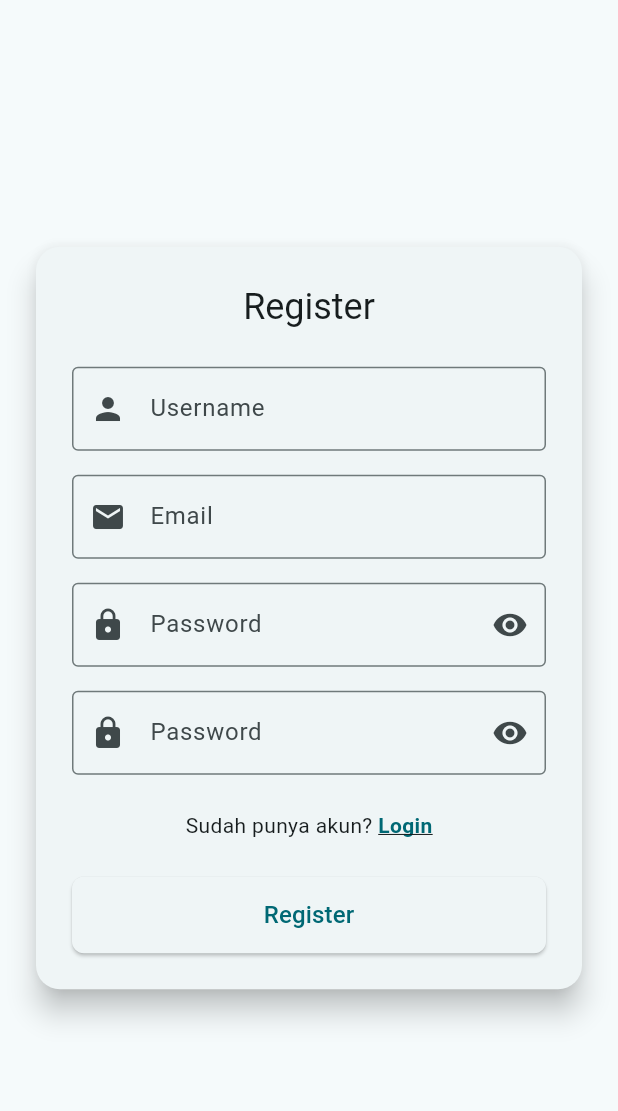
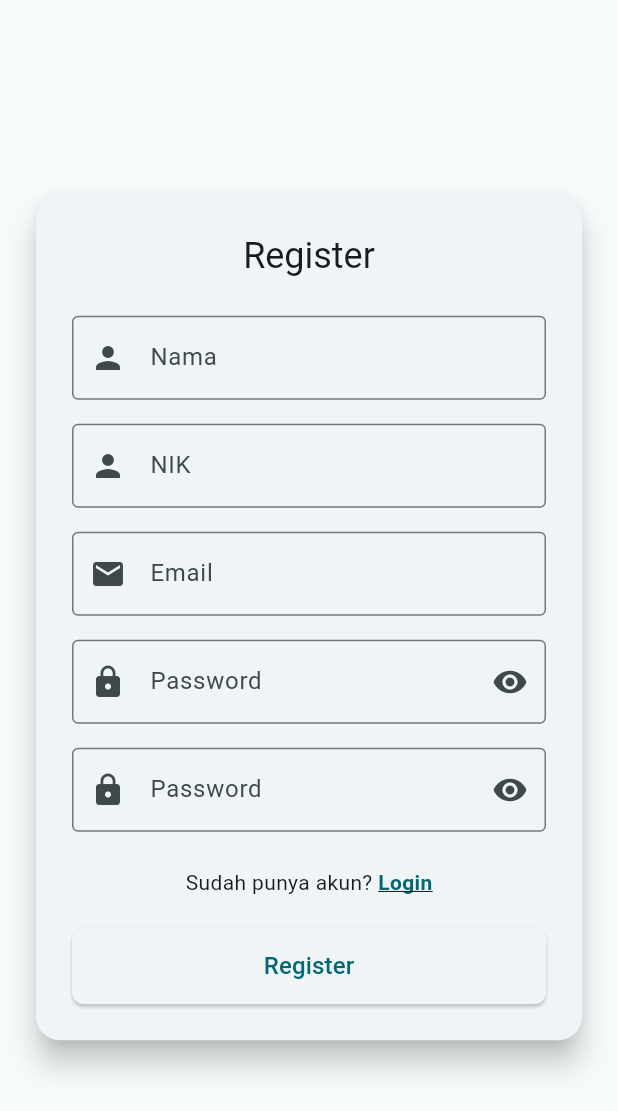
Before and after one commit to PieByter/Flutter_Project, a Flutter app: the RegisterPage screen opened directly, after a tap on "Login", after a tap on "Registrasi", on a phone screen of 412 x 824 dp. Shown: the top 1111 px of the screen. Run offline on Flutter 3.47's test engine with Material 3 defaults, Android fonts, the light colour scheme and no system bars; our stand-ins replace hive, hive_flutter, shared_preferences, sqflite; accounts and stored records are empty; network calls fail.

Commit message:
[ADD] Login, Register and Button Logout Done
TODO : Remember Me, All UI, Logo, API Connected to UI Flutter and else

```diff
--- a/lib/screens/authentication/login_page.dart
+++ b/lib/screens/authentication/login_page.dart
@@ -1,7 +1,8 @@
 import 'package:flutter/material.dart';
-import '../../db_helper.dart';
 import 'register_page.dart';
 import '../../main.dart';
+import '../../services/auth_service.dart';
+import 'package:shared_preferences/shared_preferences.dart';
 
 class LoginPage extends StatefulWidget {
   const LoginPage({super.key});
@@ -15,32 +16,54 @@ class _LoginPageState extends State<LoginPage> {
   final _passwordController = TextEditingController();
   bool _obscurePassword = true;
   bool _rememberMe = false;
+  bool _isLoading = false;
 
   void _login() async {
-    Navigator.of(context).pushReplacement(
-      MaterialPageRoute(builder: (_) => const MainNavigationPage()),
-    );
-    ScaffoldMessenger.of(
-      context,
-    ).showSnackBar(const SnackBar(content: Text('Login sukses')));
-    // final user = await DBHelper.login(
-    //   _emailController.text,
-    //   _passwordController.text,
-    // );
-    // if (!mounted) return;
-    // if (user != null) {
-    //   Navigator.pushReplacement(
-    //     context,
-    //     MaterialPageRoute(builder: (_) => const MainNavigationPage()),
-    //   );
-    //   ScaffoldMessenger.of(
-    //     context,
-    //   ).showSnackBar(const SnackBar(content: Text('Login sukses')));
-    // } else {
-    //   ScaffoldMessenger.of(
-    //     context,
-    //   ).showSnackBar(const SnackBar(content: Text('Login gagal')));
-    // }
+    if (_emailController.text.isEmpty || _passwordController.text.isEmpty) {
+      ScaffoldMessenger.of(context).showSnackBar(
+        const SnackBar(content: Text('Email dan Password wajib diisi')),
+      );
+      return;
+    }
+    setState(() => _isLoading = true);
+
+    try {
+      final result = await AuthService.login(
+        _emailController.text,
+        _passwordController.text,
+      );
+
+      final token = result['token'];
+      final user = result['user'];
+      final nama = user['nama'] ?? 'User';
+
+      SharedPreferences prefs = await SharedPreferences.getInstance();
+      await prefs.setString('token', token);
+
+      if (!mounted) return;
+
+      Navigator.of(context).pushReplacement(
+        MaterialPageRoute(builder: (_) => const MainNavigationPage()),
+      );
+
+      ScaffoldMessenger.of(context).showSnackBar(
+        SnackBar(content: Text('Login sukses, Selamat datang $nama')),
+      );
+    } catch (e) {
+      if (!mounted) return;
+      ScaffoldMessenger.of(
+        context,
+      ).showSnackBar(SnackBar(content: Text('Login gagal:$e')));
+    } finally {
+      setState(() => _isLoading = false);
+    }
+  }
+
+  @override
+  void dispose() {
+    _emailController.dispose();
+    _passwordController.dispose();
+    super.dispose();
   }
 
   @override
@@ -148,10 +171,13 @@ class _LoginPageState extends State<LoginPage> {
                           borderRadius: BorderRadius.circular(8),
                         ),
                       ),
-                      child: const Text(
-                        'Login',
-                        style: TextStyle(fontSize: 16),
-                      ),
+                      child: _isLoading
+                          ? const SizedBox(
+                              height: 20,
+                              width: 20,
+                              child: CircularProgressIndicator(strokeWidth: 2),
+                            )
+                          : const Text('Login', style: TextStyle(fontSize: 16)),
                     ),
                   ),
                 ],
--- a/lib/screens/authentication/register_page.dart
+++ b/lib/screens/authentication/register_page.dart
@@ -1,6 +1,6 @@
 import 'package:flutter/material.dart';
-import '../../db_helper.dart';
 import 'login_page.dart';
+import '../../services/auth_service.dart';
 
 class RegisterPage extends StatefulWidget {
   const RegisterPage({super.key});
@@ -10,32 +10,73 @@ class RegisterPage extends StatefulWidget {
 }
 
 class _RegisterPageState extends State<RegisterPage> {
-  final _usernameController = TextEditingController();
+  final _namaController = TextEditingController();
+  final _nikController = TextEditingController();
   final _emailController = TextEditingController();
   final _passwordController = TextEditingController();
   final _confirmController = TextEditingController();
+
   bool _obscurePassword = true;
   bool _obscureConfirm = true;
+  bool _isLoading = false;
 
   void _register() async {
-    // if (_passwordController.text != _confirmController.text) {
-    //   ScaffoldMessenger.of(
-    //     context,
-    //   ).showSnackBar(const SnackBar(content: Text('Passwords tidak sama')));
-    //   return;
-    // }
-    // await DBHelper.register(
-    //   _usernameController.text,
-    //   _emailController.text,
-    //   _passwordController.text,
-    // );
+    final nama = _namaController.text.trim();
+    final nik = _nikController.text.trim();
+    final email = _emailController.text.trim();
+    final pass = _passwordController.text;
+    final confirm = _confirmController.text;
+
+    if (nama.isEmpty ||
+        nik.isEmpty ||
+        email.isEmpty ||
+        pass.isEmpty ||
+        confirm.isEmpty) {
+      ScaffoldMessenger.of(
+        context,
+      ).showSnackBar(const SnackBar(content: Text('Semua field wajib diisi')));
+      return;
+    }
+    if (pass != confirm) {
+      ScaffoldMessenger.of(context).showSnackBar(
+        const SnackBar(content: Text('Password dan konfirmasi tidak sama')),
+      );
+      return;
+    }
+
+    setState(() => _isLoading = true);
+    try {
+      final result = await AuthService.register(
+        nama: nama,
+        nik: nik,
+        email: email,
+        password: pass,
+      );
+      final msg = result['message'] ?? 'Register success';
+
+      if (!mounted) return;
+      ScaffoldMessenger.of(context).showSnackBar(SnackBar(content: Text(msg)));
+      Navigator.of(
+        context,
+      ).pushReplacement(MaterialPageRoute(builder: (_) => const LoginPage()));
+    } catch (e) {
       if (!mounted) return;
       ScaffoldMessenger.of(
         context,
-    ).showSnackBar(const SnackBar(content: Text('Register sukses')));
-    Navigator.of(
-      context,
-    ).pushReplacement(MaterialPageRoute(builder: (_) => const LoginPage()));
+      ).showSnackBar(SnackBar(content: Text('Register gagal: $e')));
+    } finally {
+      if (mounted) setState(() => _isLoading = false);
+    }
+  }
+
+  @override
+  void dispose() {
+    _namaController.dispose();
+    _nikController.dispose();
+    _emailController.dispose();
+    _passwordController.dispose();
+    _confirmController.dispose();
+    super.dispose();
   }
 
   @override
@@ -60,9 +101,18 @@ class _RegisterPageState extends State<RegisterPage> {
                   ),
                   const SizedBox(height: 24),
                   TextField(
-                    controller: _usernameController,
+                    controller: _namaController,
                     decoration: const InputDecoration(
-                      labelText: 'Username',
+                      labelText: 'Nama',
+                      border: OutlineInputBorder(),
+                      prefixIcon: Icon(Icons.person),
+                    ),
+                  ),
+                  const SizedBox(height: 16),
+                  TextField(
+                    controller: _nikController,
+                    decoration: const InputDecoration(
+                      labelText: 'NIK',
                       border: OutlineInputBorder(),
                       prefixIcon: Icon(Icons.person),
                     ),
@@ -151,7 +201,7 @@ class _RegisterPageState extends State<RegisterPage> {
                       ),
                     ],
                   ),
-                  const SizedBox(height: 24),
+                  const SizedBox(height: 20),
                   SizedBox(
                     width: double.infinity,
                     child: ElevatedButton(
@@ -162,7 +212,13 @@ class _RegisterPageState extends State<RegisterPage> {
                           borderRadius: BorderRadius.circular(8),
                         ),
                       ),
-                      child: const Text(
+                      child: _isLoading
+                          ? const SizedBox(
+                              height: 20,
+                              width: 20,
+                              child: CircularProgressIndicator(strokeWidth: 2),
+                            )
+                          : const Text(
                               'Register',
                               style: TextStyle(fontSize: 16),
                             ),
--- a/lib/services/api_config.dart
+++ b/lib/services/api_config.dart
@@ -1,5 +1,17 @@
+import 'package:flutter/foundation.dart';
+
 class ApiConfig {
-  static const String baseUrl = "";
+  static const String baseUrlWeb = "http://172.30.112.1:8080";
+  static const String baseurlDevice = "http://172.30.112.1:8080";
+
+  static String get baseUrl {
+    if (kIsWeb) {
+      return baseUrlWeb;
+    } else {
+      return baseurlDevice;
+    }
+  }
+
   static const Map<String, String> defaultHeaders = {
     "Content-type": "application/json",
     'Accept': "application/json",
--- /dev/null
+++ b/lib/services/auth_service.dart
@@ -0,0 +1,92 @@
+import 'dart:convert';
+import 'package:http/http.dart' as http;
+import 'api_config.dart';
+import 'package:shared_preferences/shared_preferences.dart';
+
+class AuthService {
+  static Future<Map<String, dynamic>> login(
+    String nikOrEmail,
+    String password,
+  ) async {
+    final response = await http.post(
+      (Uri.parse('${ApiConfig.baseUrl}/login')),
+      headers: ApiConfig.defaultHeaders,
+      body: jsonEncode({'nik_or_email': nikOrEmail, 'password': password}),
+    );
+    if (response.statusCode == 200) {
+      return jsonDecode(response.body);
+    } else {
+      throw Exception('Login gagal: ${response.statusCode}');
+    }
+  }
+
+  // static Future<Map<String, dynamic>> login(
+  //   String nikOrEmail,
+  //   String password,
+  // ) async {
+  //   try {
+  //     print('🔵 [DEBUG] Login dimulai...');
+  //     print('🔵 [DEBUG] URL: ${ApiConfig.baseUrl}/login');
+  //     print('🔵 [DEBUG] Mengirim: nikOrEmail=$nikOrEmail');
+
+  //     final response = await http
+  //         .post(
+  //           Uri.parse('${ApiConfig.baseUrl}/login'),
+  //           headers: ApiConfig.defaultHeaders,
+  //           body: jsonEncode({
+  //             'nik_or_email': nikOrEmail,
+  //             'password': password,
+  //           }),
+  //         )
+  //         .timeout(
+  //           const Duration(seconds: 10),
+  //           onTimeout: () {
+  //             print('❌ [ERROR] Request timeout!');
+  //             throw Exception('Request timeout - Backend tidak merespons');
+  //           },
+  //         );
+
+  //     print('🔵 [DEBUG] Status Code: ${response.statusCode}');
+  //     print('🔵 [DEBUG] Response: ${response.body}');
+
+  //     if (response.statusCode == 200) {
+  //       return jsonDecode(response.body);
+  //     } else {
+  //       throw Exception('Login gagal: ${response.body}');
+  //     }
+  //   } catch (e) {
+  //     print('❌ [ERROR] Login Error: $e');
+  //     rethrow;
+  //   }
+  // }
+
+  static Future<Map<String, dynamic>> register({
+    required String nama,
+    required String email,
+    required String password,
+    required String nik,
+  }) async {
+    final body = {
+      'nama': nama,
+      'email': email,
+      'password': password,
+      'nik': nik,
+    };
+
+    final response = await http.post(
+      Uri.parse('${ApiConfig.baseUrl}/register'),
+      headers: ApiConfig.defaultHeaders,
+      body: jsonEncode(body),
+    );
+    if (response.statusCode == 200 || response.statusCode == 201) {
+      return jsonDecode(response.body);
+    } else {
+      throw Exception('Register gagal: ${response.statusCode}');
+    }
+  }
+
+  static Future<void> logout() async {
+    final prefs = await SharedPreferences.getInstance();
+    await prefs.clear();
+  }
+}
```
Also changed, not shown: lib/screens/main/profile/profile_page.dart (+17 -1 lines), lib/services/api_service.dart (+2 -15 lines), lib/services/makanan_service.dart (added), lib/services/order_kupon_service.dart (added), lib/services/user_service.dart (added). Lines whose indentation alone changed are shown as unchanged.
